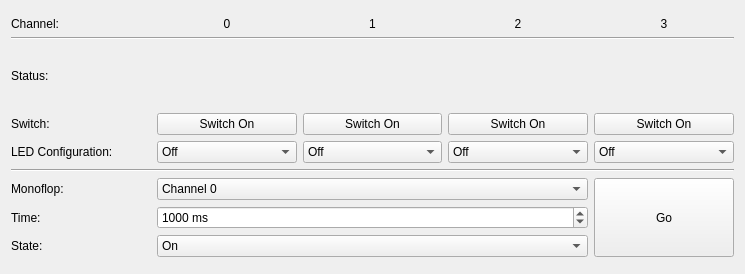
This is src/brickv/plugin_system/plugins/industrial_quad_relay_v2/ui/industrial_quad_relay_v2.ui in Tinkerforge/brickv as Qt 5 draws it before an edit. The edited form follows.
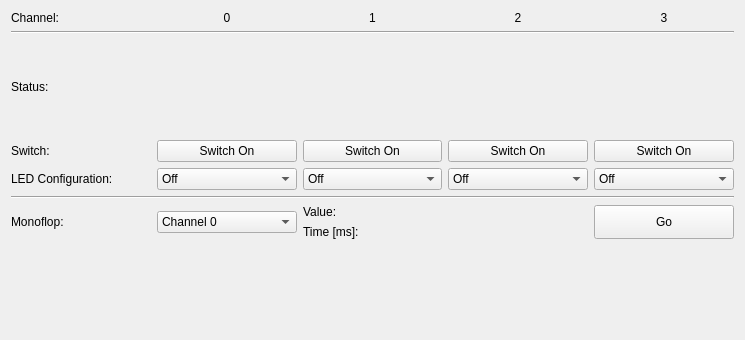
This is the edited form.

Commit message:
Refactor and unify monoflop logic
Workaround Industrial Digital Out 4 Bricklet 2.0 and IO-4 Bricklet 2.0
firmware bugs.

The edit to the form file:
```diff
--- a/src/brickv/plugin_system/plugins/industrial_quad_relay_v2/ui/industrial_quad_relay_v2.ui
+++ b/src/brickv/plugin_system/plugins/industrial_quad_relay_v2/ui/industrial_quad_relay_v2.ui
@@ -7,26 +7,13 @@
     <x>0</x>
     <y>0</y>
     <width>745</width>
-    <height>274</height>
+    <height>340</height>
    </rect>
   </property>
   <property name="windowTitle">
    <string>Form</string>
   </property>
   <layout class="QVBoxLayout" name="verticalLayout">
-   <item>
-    <spacer name="verticalSpacer_2">
-     <property name="orientation">
-      <enum>Qt::Vertical</enum>
-     </property>
-     <property name="sizeHint" stdset="0">
-      <size>
-       <width>20</width>
-       <height>40</height>
-      </size>
-     </property>
-    </spacer>
-   </item>
    <item>
     <layout class="QGridLayout" name="gridLayout_2">
      <item row="3" column="2">
@@ -88,44 +75,6 @@
        </property>
       </widget>
      </item>
-     <item row="9" column="0">
-      <widget class="QLabel" name="monoflop_label2">
-       <property name="sizePolicy">
-        <sizepolicy hsizetype="Expanding" vsizetype="Preferred">
-         <horstretch>0</horstretch>
-         <verstretch>0</verstretch>
-        </sizepolicy>
-       </property>
-       <property name="text">
-        <string>Time:</string>
-       </property>
-      </widget>
-     </item>
-     <item row="9" column="1" colspan="3">
-      <widget class="QSpinBox" name="monoflop_time">
-       <property name="sizePolicy">
-        <sizepolicy hsizetype="Expanding" vsizetype="Fixed">
-         <horstretch>0</horstretch>
-         <verstretch>0</verstretch>
-        </sizepolicy>
-       </property>
-       <property name="suffix">
-        <string> ms</string>
-       </property>
-       <property name="prefix">
-        <string/>
-       </property>
-       <property name="minimum">
-        <number>1</number>
-       </property>
-       <property name="maximum">
-        <number>2147483647</number>
-       </property>
-       <property name="value">
-        <number>1000</number>
-       </property>
-      </widget>
-     </item>
      <item row="7" column="0" colspan="5">
       <widget class="Line" name="line">
        <property name="orientation">
@@ -133,52 +82,6 @@
        </property>
       </widget>
      </item>
-     <item row="8" column="1" colspan="3">
-      <widget class="QComboBox" name="monoflop_pin">
-       <property name="sizePolicy">
-        <sizepolicy hsizetype="Expanding" vsizetype="Fixed">
-         <horstretch>0</horstretch>
-         <verstretch>0</verstretch>
-        </sizepolicy>
-       </property>
-       <property name="sizeAdjustPolicy">
-        <enum>QComboBox::AdjustToContents</enum>
-       </property>
-       <item>
-        <property name="text">
-         <string>Channel 0</string>
-        </property>
-       </item>
-       <item>
-        <property name="text">
-         <string>Channel 1</string>
-        </property>
-       </item>
-       <item>
-        <property name="text">
-         <string>Channel 2</string>
-        </property>
-       </item>
-       <item>
-        <property name="text">
-         <string>Channel 3</string>
-        </property>
-       </item>
-      </widget>
-     </item>
-     <item row="8" column="4" rowspan="3">
-      <widget class="QPushButton" name="monoflop_go">
-       <property name="sizePolicy">
-        <sizepolicy hsizetype="Expanding" vsizetype="Expanding">
-         <horstretch>0</horstretch>
-         <verstretch>0</verstretch>
-        </sizepolicy>
-       </property>
-       <property name="text">
-        <string>Go</string>
-       </property>
-      </widget>
-     </item>
      <item row="0" column="0">
       <widget class="QLabel" name="label_5">
        <property name="text">
@@ -228,19 +131,6 @@
        </property>
       </widget>
      </item>
-     <item row="10" column="0">
-      <widget class="QLabel" name="label_6">
-       <property name="sizePolicy">
-        <sizepolicy hsizetype="Expanding" vsizetype="Preferred">
-         <horstretch>0</horstretch>
-         <verstretch>0</verstretch>
-        </sizepolicy>
-       </property>
-       <property name="text">
-        <string>State:</string>
-       </property>
-      </widget>
-     </item>
      <item row="0" column="3">
       <widget class="QLabel" name="b2_label">
        <property name="sizePolicy">
@@ -299,19 +189,6 @@
        </property>
       </widget>
      </item>
-     <item row="8" column="0">
-      <widget class="QLabel" name="monoflop_label1">
-       <property name="sizePolicy">
-        <sizepolicy hsizetype="Expanding" vsizetype="Preferred">
-         <horstretch>0</horstretch>
-         <verstretch>0</verstretch>
-        </sizepolicy>
-       </property>
-       <property name="text">
-        <string>Monoflop:</string>
-       </property>
-      </widget>
-     </item>
      <item row="3" column="3">
       <widget class="QLabel" name="b2_icon">
        <property name="text">
@@ -476,26 +353,6 @@
        </item>
       </widget>
      </item>
-     <item row="10" column="1" colspan="3">
-      <widget class="QComboBox" name="monoflop_state">
-       <property name="sizePolicy">
-        <sizepolicy hsizetype="Expanding" vsizetype="Fixed">
-         <horstretch>0</horstretch>
-         <verstretch>0</verstretch>
-        </sizepolicy>
-       </property>
-       <item>
-        <property name="text">
-         <string>On</string>
-        </property>
-       </item>
-       <item>
-        <property name="text">
-         <string>Off</string>
-        </property>
-       </item>
-      </widget>
-     </item>
      <item row="1" column="0" colspan="5">
       <widget class="Line" name="line_2">
        <property name="orientation">
@@ -503,6 +360,97 @@
        </property>
       </widget>
      </item>
+     <item row="8" column="3">
+      <widget class="QStackedWidget" name="monoflop_value_stack"/>
+     </item>
+     <item row="8" column="2">
+      <widget class="QLabel" name="label_6">
+       <property name="sizePolicy">
+        <sizepolicy hsizetype="Expanding" vsizetype="Preferred">
+         <horstretch>0</horstretch>
+         <verstretch>0</verstretch>
+        </sizepolicy>
+       </property>
+       <property name="text">
+        <string>Value:</string>
+       </property>
+      </widget>
+     </item>
+     <item row="9" column="2">
+      <widget class="QLabel" name="monoflop_label2">
+       <property name="sizePolicy">
+        <sizepolicy hsizetype="Expanding" vsizetype="Preferred">
+         <horstretch>0</horstretch>
+         <verstretch>0</verstretch>
+        </sizepolicy>
+       </property>
+       <property name="text">
+        <string>Time [ms]:</string>
+       </property>
+      </widget>
+     </item>
+     <item row="9" column="3">
+      <widget class="QStackedWidget" name="monoflop_time_stack"/>
+     </item>
+     <item row="8" column="4" rowspan="2">
+      <widget class="QPushButton" name="monoflop_go">
+       <property name="sizePolicy">
+        <sizepolicy hsizetype="Expanding" vsizetype="Expanding">
+         <horstretch>0</horstretch>
+         <verstretch>0</verstretch>
+        </sizepolicy>
+       </property>
+       <property name="text">
+        <string>Go</string>
+       </property>
+      </widget>
+     </item>
+     <item row="8" column="1" rowspan="2">
+      <widget class="QComboBox" name="monoflop_channel">
+       <property name="sizePolicy">
+        <sizepolicy hsizetype="Expanding" vsizetype="Fixed">
+         <horstretch>0</horstretch>
+         <verstretch>0</verstretch>
+        </sizepolicy>
+       </property>
+       <property name="sizeAdjustPolicy">
+        <enum>QComboBox::AdjustToContents</enum>
+       </property>
+       <item>
+        <property name="text">
+         <string>Channel 0</string>
+        </property>
+       </item>
+       <item>
+        <property name="text">
+         <string>Channel 1</string>
+        </property>
+       </item>
+       <item>
+        <property name="text">
+         <string>Channel 2</string>
+        </property>
+       </item>
+       <item>
+        <property name="text">
+         <string>Channel 3</string>
+        </property>
+       </item>
+      </widget>
+     </item>
+     <item row="8" column="0" rowspan="2">
+      <widget class="QLabel" name="monoflop_label1">
+       <property name="sizePolicy">
+        <sizepolicy hsizetype="Expanding" vsizetype="Preferred">
+         <horstretch>0</horstretch>
+         <verstretch>0</verstretch>
+        </sizepolicy>
+       </property>
+       <property name="text">
+        <string>Monoflop:</string>
+       </property>
+      </widget>
+     </item>
     </layout>
    </item>
    <item>
```
The commit also changes 27 other files.
